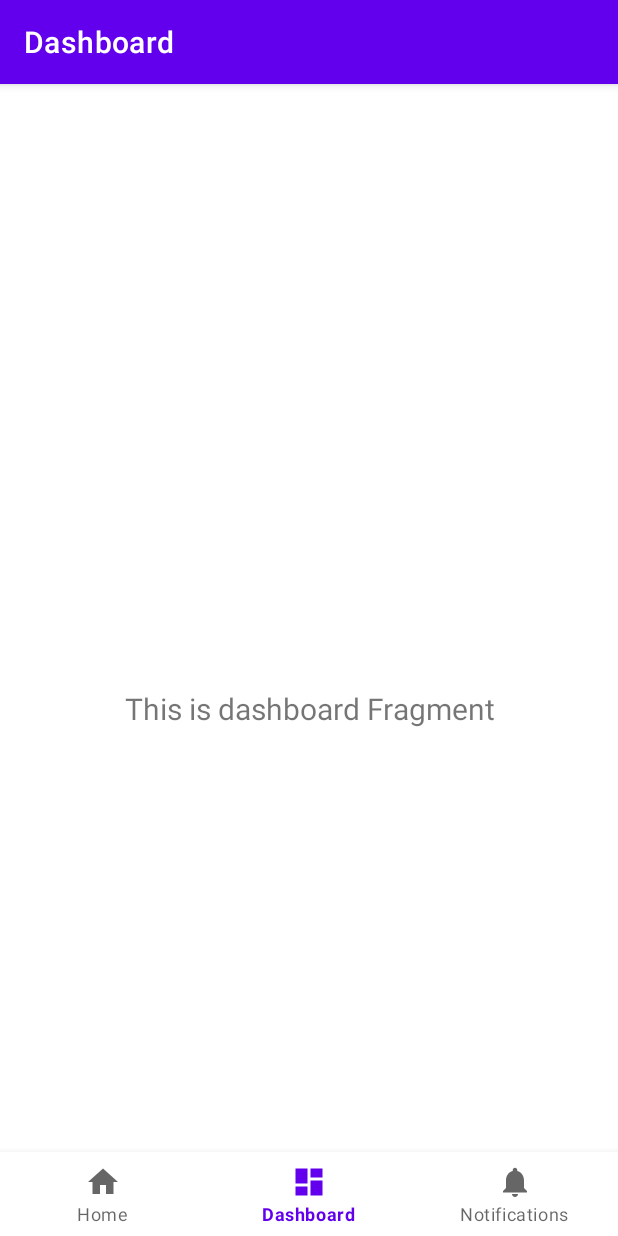
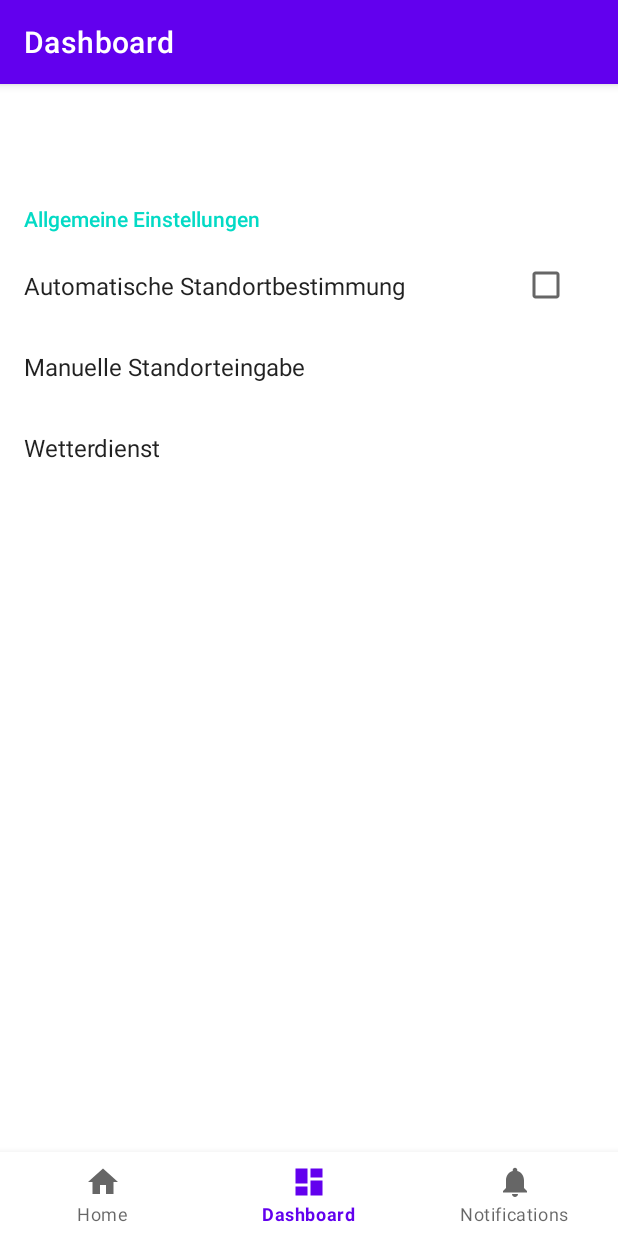
Before and after one commit to NitaJaninaW/MultiWeatherApp, an Android app: the DashboardFragment screen opened through its navigation route, on a phone screen of 412 x 824 dp. Run offline under Robolectric (Android 15) with nearby library versions, the phone set to English and light mode, and no system bars; our stand-ins replace androidx.preference, navigation-ui; network calls fail.

Commit message:
preference.xml added, dashboard fragment edited,

```diff
--- a/app/build.gradle.kts
+++ b/app/build.gradle.kts
@@ -48,6 +48,7 @@ dependencies {
     implementation("androidx.lifecycle:lifecycle-viewmodel-ktx:2.6.1")
     implementation("androidx.navigation:navigation-fragment-ktx:2.7.1")
     implementation("androidx.navigation:navigation-ui-ktx:2.7.1")
+    implementation("androidx.preference:preference-ktx:1.2.1")
     testImplementation("junit:junit:4.13.2")
     androidTestImplementation("androidx.test.ext:junit:1.1.5")
     androidTestImplementation("androidx.test.espresso:espresso-core:3.5.1")
--- a/app/src/main/AndroidManifest.xml
+++ b/app/src/main/AndroidManifest.xml
@@ -1,6 +1,9 @@
 <?xml version="1.0" encoding="utf-8"?>
 <manifest xmlns:android="http://schemas.android.com/apk/res/android"
     xmlns:tools="http://schemas.android.com/tools">
+
+    <uses-permission
+        android:name="android.permission.INTERNET"/>
 
     <application
         android:allowBackup="true"
@@ -18,7 +21,6 @@
             android:label="@string/app_name">
             <intent-filter>
                 <action android:name="android.intent.action.MAIN" />
-
                 <category android:name="android.intent.category.LAUNCHER" />
             </intent-filter>
         </activity>
--- a/app/src/main/java/and09/multiweatherapp/ui/dashboard/DashboardFragment.kt
+++ b/app/src/main/java/and09/multiweatherapp/ui/dashboard/DashboardFragment.kt
@@ -1,42 +1,11 @@
 package and09.multiweatherapp.ui.dashboard
 
+import and09.multiweatherapp.R
 import android.os.Bundle
-import android.view.LayoutInflater
-import android.view.View
-import android.view.ViewGroup
-import android.widget.TextView
-import androidx.fragment.app.Fragment
-import androidx.lifecycle.ViewModelProvider
-import and09.multiweatherapp.databinding.FragmentDashboardBinding
+import androidx.preference.PreferenceFragmentCompat
 
-class DashboardFragment : Fragment() {
-
-    private var _binding: FragmentDashboardBinding? = null
-
-    // This property is only valid between onCreateView and
-    // onDestroyView.
-    private val binding get() = _binding!!
-
-    override fun onCreateView(
-        inflater: LayoutInflater,
-        container: ViewGroup?,
-        savedInstanceState: Bundle?
-    ): View {
-        val dashboardViewModel =
-            ViewModelProvider(this).get(DashboardViewModel::class.java)
-
-        _binding = FragmentDashboardBinding.inflate(inflater, container, false)
-        val root: View = binding.root
-
-        val textView: TextView = binding.textDashboard
-        dashboardViewModel.text.observe(viewLifecycleOwner) {
-            textView.text = it
-        }
-        return root
-    }
-
-    override fun onDestroyView() {
-        super.onDestroyView()
-        _binding = null
+class DashboardFragment : PreferenceFragmentCompat() {
+    override fun onCreatePreferences(savedInstanceState: Bundle?, rootKey: String?) {
+        setPreferencesFromResource(R.xml.preferences, rootKey)
     }
 }
--- a/app/src/main/java/and09/multiweatherapp/ui/home/HomeFragment.kt
+++ b/app/src/main/java/and09/multiweatherapp/ui/home/HomeFragment.kt
@@ -60,6 +60,7 @@ class HomeFragment : Fragment() {
             textView.text = it
         }
         homeViewModel.doAction()*/
+        homeViewModel.retrieveWeatherData()
         return root
     }
 
--- a/app/src/main/java/and09/multiweatherapp/ui/home/HomeViewModel.kt
+++ b/app/src/main/java/and09/multiweatherapp/ui/home/HomeViewModel.kt
@@ -1,18 +1,24 @@
 package and09.multiweatherapp.ui.home
 
+import and09.multiweatherapp.weatherapi.OpenWeatherMapAPI
+import and09.multiweatherapp.weatherapi.WeatherAPI
+import android.app.Application
 import android.graphics.Bitmap
+import android.graphics.BitmapFactory
+import android.util.Log
+import androidx.lifecycle.AndroidViewModel
 import androidx.lifecycle.LiveData
 import androidx.lifecycle.MutableLiveData
 import androidx.lifecycle.ViewModel
 import kotlinx.coroutines.CoroutineScope
 import kotlinx.coroutines.Dispatchers
-import kotlinx.coroutines.delay
 import kotlinx.coroutines.launch
+import kotlinx.coroutines.withContext
+import java.net.URL
 
 
 //OBSERVER Design Pattern
-class HomeViewModel : ViewModel() {
-
+class HomeViewModel(application: Application) : AndroidViewModel(application) {
     private val _location: MutableLiveData<String> by lazy {
         MutableLiveData<String>()
     }
@@ -33,4 +39,35 @@ class HomeViewModel : ViewModel() {
     val description: LiveData<String> = _description
     val provider: LiveData<String> = _provider
     val iconBitmap: LiveData<Bitmap> = _iconBitmap
+
+    fun retrieveWeatherData() {
+        CoroutineScope(Dispatchers.Main).launch() {
+            var weather: WeatherAPI? = null
+            var bitmap: Bitmap? = null
+            withContext(Dispatchers.IO) {
+                try {
+                    weather = OpenWeatherMapAPI.fromLocationName("Miami")
+                    Log.d(javaClass.simpleName, "Temp: ${weather?.temperature}")
+                    Log.d(javaClass.simpleName, "Description:${weather?.description}")
+                    Log.d(javaClass.simpleName, "Icon-URL: ${weather?.iconUrl}")
+                    Log.d(javaClass.simpleName, "Provider:${weather?.providerUrl}")
+                    val iconUrl = URL(weather?.iconUrl) // java.net!
+                    val inputStream = iconUrl.openStream()
+                    bitmap = BitmapFactory.decodeStream(inputStream)
+                    inputStream.close()
+                } catch (ex: Exception) {
+                    Log.e(javaClass.simpleName, ex.toString())
+                }
+            }
+            updateValues(weather, bitmap)
+        }
+    }
+
+    fun updateValues(weather: WeatherAPI?, bitmap: Bitmap?) {
+        _location.value = weather?.location
+        _temperature.value = "${weather?.temperature} °C"
+        _description.value = weather?.description
+        _provider.value = weather?.providerUrl
+        _iconBitmap.value = bitmap
+    }
 }
--- a/app/src/main/res/values/strings.xml
+++ b/app/src/main/res/values/strings.xml
@@ -3,4 +3,14 @@
     <string name="title_home">Home</string>
     <string name="title_dashboard">Dashboard</string>
     <string name="title_notifications">Notifications</string>
+    <string-array name="provider_names">
+        <item>OpenWeatherMap</item>
+        <item>WeatherStack</item>
+        <item>Spring</item>
+    </string-array>
+    <string-array name="class_names">
+        <item>OpenWeatherMapAPI</item>
+        <item>WeatherStackAPI</item>
+        <item>SpringWeatherAPI</item>
+    </string-array>
 </resources>
--- /dev/null
+++ b/app/src/main/res/xml/preferences.xml
@@ -0,0 +1,24 @@
+<?xml version="1.0" encoding="utf-8"?>
+<androidx.preference.PreferenceScreen xmlns:android="http://schemas.android.com/apk/res/android"
+    xmlns:app="http://schemas.android.com/apk/res-auto">
+    <PreferenceCategory
+        android:title="Allgemeine Einstellungen"
+        app:iconSpaceReserved="false">
+        <CheckBoxPreference
+            android:defaultValue="false"
+            android:key="use_gps"
+            android:title="Automatische Standortbestimmung"
+            app:iconSpaceReserved="false" />
+        <EditTextPreference
+            android:key="location_name"
+            android:title="Manuelle Standorteingabe"
+            app:iconSpaceReserved="false" />
+        <ListPreference
+            android:defaultValue="OpenWeatherMapAPI"
+            android:entries="@array/provider_names"
+            android:entryValues="@array/class_names"
+            android:key="weather_provider"
+            android:title="Wetterdienst"
+            app:iconSpaceReserved="false" />
+    </PreferenceCategory>
+</androidx.preference.PreferenceScreen>
```
